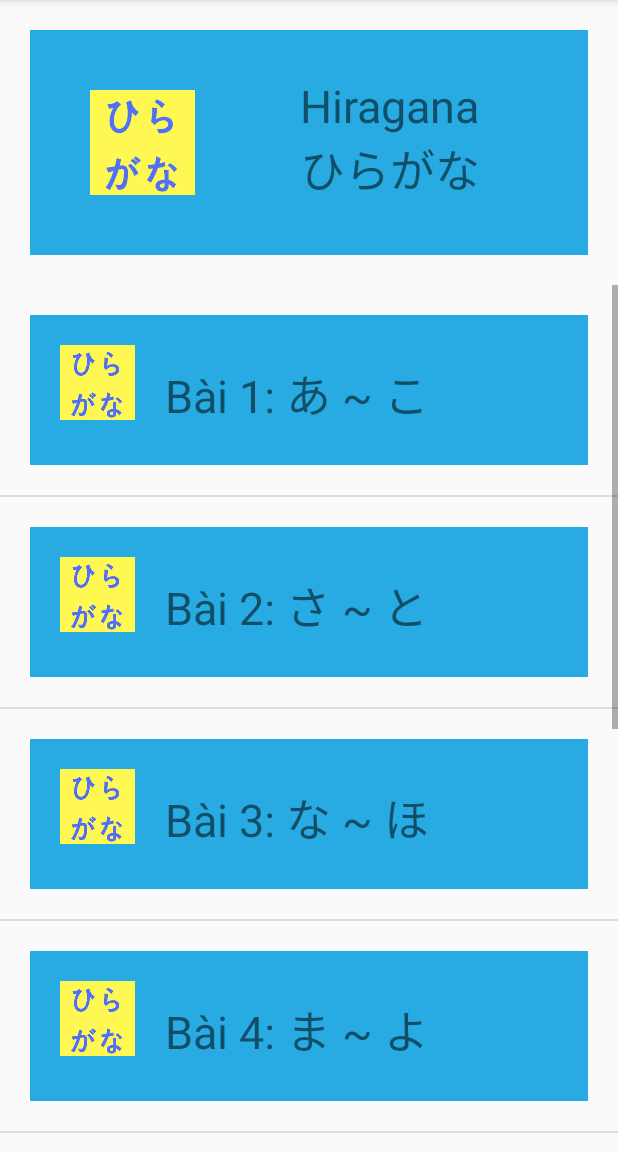
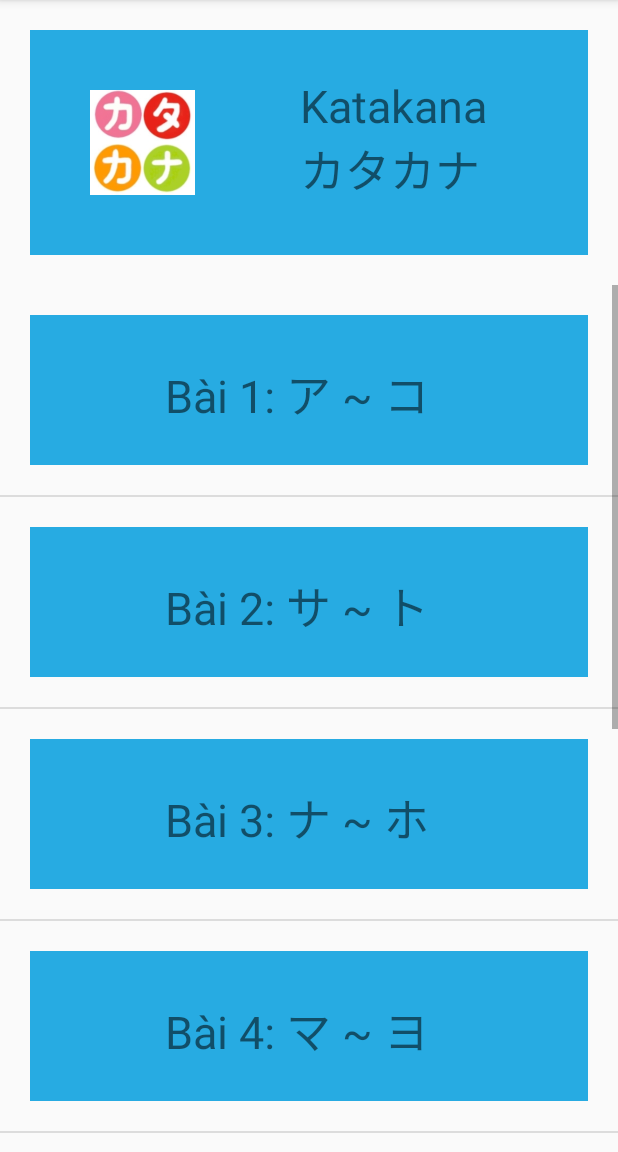
Before and after one commit to Hiendt1204/learnJapanese, an Android app: the screen it shows after launch (HiraganaActivity), after a tap on "KATAKANA", on a phone screen of 412 x 824 dp, the part 84-1236 px from its top. Run offline under Robolectric (Android 15) with nearby library versions, the phone set to English and light mode, and no system bars.

Commit message:
6_7_2018

```diff
--- a/app/src/main/java/com/example/duongthuhien/kltn/Adapter/Detail_MCCB_Adapter.java
+++ b/app/src/main/java/com/example/duongthuhien/kltn/Adapter/Detail_MCCB_Adapter.java
@@ -46,7 +46,6 @@ public class Detail_MCCB_Adapter extends ArrayAdapter {
         LayoutInflater inflater = this.context.getLayoutInflater();
         View row = inflater.inflate(this.resource,null);
 
-        btn_PlayMCCB=row.findViewById(R.id.btn_PlayMCCB);
         tv_JWord=row.findViewById(R.id.tv_Jword);
         tv_VWord=row.findViewById(R.id.tv_Vword);
         tv_PhienAm=row.findViewById(R.id.tv_PhienAm);
--- a/app/src/main/java/com/example/duongthuhien/kltn/MainActivity.java
+++ b/app/src/main/java/com/example/duongthuhien/kltn/MainActivity.java
@@ -78,18 +78,19 @@ public class MainActivity extends AppCompatActivity implements View.OnClickListe
 
     private void doClickBtn_Hiragana() {
         Intent intent=new Intent(MainActivity.this,HiraganaActivity.class);
-        intent.putExtra("btn_Hiragana",2);
+        intent.putExtra("A",2);
         startActivity(intent);
     }
 
     private void doClickBtn_Katakana() {
         Intent intent=new Intent(MainActivity.this,HiraganaActivity.class);
-        intent.putExtra("btn_Katakana",1);
+        intent.putExtra("A",1);
         startActivity(intent);
     }
 
     private void doClickBtn_Kanji() {
-        Intent intent=new Intent(MainActivity.this, KanjiActivity.class);
+        Intent intent=new Intent(MainActivity.this, HiraganaActivity.class);
+       // intent.putExtra("trangthaibtn",3);
         startActivity(intent);
     }
 
--- a/app/src/main/java/com/example/duongthuhien/kltn/hiragana/HiraganaActivity.java
+++ b/app/src/main/java/com/example/duongthuhien/kltn/hiragana/HiraganaActivity.java
@@ -4,13 +4,17 @@ import android.app.Fragment;
 import android.app.FragmentManager;
 import android.app.FragmentTransaction;
 import android.content.Intent;
+import android.media.Image;
 import android.support.v7.app.AppCompatActivity;
 import android.os.Bundle;
+import android.util.Log;
 import android.view.View;
 import android.widget.AdapterView;
 import android.widget.Button;
+import android.widget.ImageView;
 import android.widget.LinearLayout;
 import android.widget.ListView;
+import android.widget.TextView;
 
 import com.example.duongthuhien.kltn.Adapter.BaiHocH_adapter;
 import com.example.duongthuhien.kltn.Model.BaiHocH;
@@ -24,12 +28,21 @@ public class HiraganaActivity extends AppCompatActivity implements View.OnClickL
     ListView lv_BaihocHiragana;
     ArrayList<BaiHocH> dsBaiHoc;
     BaiHocH_adapter baiHocH_adapter;
+    int trangthaibtn;
     LinearLayout ll_BangChuCai;
+    TextView tv_BCCV;
+    TextView tv_BCCJ;
+    ImageView img_BCC;
+    ImageView img_BCCListview;
 
     @Override
     protected void onCreate(Bundle savedInstanceState) {
         super.onCreate(savedInstanceState);
         setContentView(R.layout.activity_hiragana);
+
+        Intent intent=getIntent();
+        trangthaibtn=intent.getIntExtra("A",-1);
+        Log.d("hiendt","HiraganaActivity trangthaibtn " + trangthaibtn);
 
         addControl();
 
@@ -37,19 +50,54 @@ public class HiraganaActivity extends AppCompatActivity implements View.OnClickL
     }
 
     private void addControl() {
+        img_BCCListview=findViewById(R.id.img_BCCListview);
+        img_BCC=findViewById(R.id.img_BCC);
+        tv_BCCJ=findViewById(R.id.tv_BCCJ);
+        tv_BCCV=findViewById(R.id.tv_BCCV);
         ll_BangChuCai = findViewById(R.id.ll_BangChuCai);
         lv_BaihocHiragana = findViewById(R.id.lv_BaihocHiragana);
-        dsBaiHoc = new ArrayList<>();
-        String[] stringArray = getResources().getStringArray(R.array.arrBaihoc_Hiragana);
 
-        for (int i = 0; i <= 7; i++) {
+        if (trangthaibtn==2){
+            img_BCCListview.setImageResource(R.drawable.iconhiragana);
+            img_BCC.setImageResource(R.drawable.iconhiragana);
+            tv_BCCV.setText("Hiragana");
+            tv_BCCJ.setText("ひらがな");
+            dsBaiHoc = new ArrayList<>();
+            String[] stringArray = getResources().getStringArray(R.array.arrBaihoc_Hiragana);
 
-            dsBaiHoc.add(new BaiHocH(stringArray[i]));
+            for (int i = 0; i <= 7; i++) {
+
+                dsBaiHoc.add(new BaiHocH(stringArray[i]));
+            }
+
+        }
+        else if (trangthaibtn==1){
+            //img_BCCListview.setImageResource(R.drawable.katakana);
+            img_BCC.setImageResource(R.drawable.katakana);
+            tv_BCCV.setText("Katakana");
+            tv_BCCJ.setText("カタカナ");
+            dsBaiHoc = new ArrayList<>();
+            String[] stringArray = getResources().getStringArray(R.array.arrBaihoc_Katakana);
+
+            for (int i = 0; i <= 7; i++) {
+
+                dsBaiHoc.add(new BaiHocH(stringArray[i]));
+            }
+
         }
 
         baiHocH_adapter = new BaiHocH_adapter(HiraganaActivity.this, R.layout.layout_listview, dsBaiHoc);
 
         lv_BaihocHiragana.setAdapter(baiHocH_adapter);
+        lv_BaihocHiragana.setOnItemClickListener(new AdapterView.OnItemClickListener() {
+            @Override
+            public void onItemClick(AdapterView<?> parent, View view, int position, long id) {
+                Intent intent=new Intent(HiraganaActivity.this, HBCCHiraganaActivity.class);
+                intent.putExtra("positionListview",position);
+                intent.putExtra("A",trangthaibtn);
+                startActivity(intent);
+            }
+        });
 
         ll_BangChuCai.setOnClickListener(this);
     }
@@ -58,6 +106,7 @@ public class HiraganaActivity extends AppCompatActivity implements View.OnClickL
     @Override
     public void onClick(View view) {
         Intent intent = new Intent(HiraganaActivity.this, BCCHiraganaActivity.class);
+        intent.putExtra("A",trangthaibtn);
         startActivity(intent);
 
     }
--- a/app/src/main/java/com/example/duongthuhien/kltn/kanji/KanjiActivity.java
+++ b/app/src/main/java/com/example/duongthuhien/kltn/kanji/KanjiActivity.java
@@ -10,6 +10,6 @@ public class KanjiActivity extends AppCompatActivity {
     @Override
     protected void onCreate(Bundle savedInstanceState) {
         super.onCreate(savedInstanceState);
-        setContentView(R.layout.activity_kanji);
+        setContentView(R.layout.activity_kanji2);
     }
 }
--- a/app/src/main/res/layout/activity_detail__mccb_.xml
+++ b/app/src/main/res/layout/activity_detail__mccb_.xml
@@ -6,6 +6,7 @@
     android:layout_height="match_parent"
     tools:context="com.example.duongthuhien.kltn.MCCB.Detail_MCCB_Activity">
     <ListView
+        android:layout_margin="10dp"
         android:id="@+id/lv_detailMCCB"
         android:layout_width="match_parent"
         android:layout_height="match_parent">
--- a/app/src/main/res/layout/activity_hiragana.xml
+++ b/app/src/main/res/layout/activity_hiragana.xml
@@ -13,25 +13,24 @@
         android:layout_margin="20dp"
         android:background="@color/colorHiragana">
         <ImageView
+            android:id="@+id/img_BCC"
             android:layout_width="70dp"
             android:layout_height="70dp"
-            android:layout_margin="40dp"
-            android:background="@drawable/iconhiragana"/>
+            android:layout_margin="40dp" />
         <LinearLayout
             android:layout_width="match_parent"
             android:layout_height="match_parent"
             android:layout_margin="30dp"
             android:orientation="vertical">
             <TextView
+                android:id="@+id/tv_BCCV"
                 android:layout_width="match_parent"
                 android:layout_height="40dp"
-                android:text="@string/HiraganaV"
                 android:textSize="30sp" />
             <TextView
+                android:id="@+id/tv_BCCJ"
                 android:layout_width="match_parent"
                 android:layout_height="70dp"
-
-                android:text="@string/HiraganaJ"
                 android:textSize="30sp"/>
         </LinearLayout>
 
--- a/app/src/main/res/layout/item_detail_mccb.xml
+++ b/app/src/main/res/layout/item_detail_mccb.xml
@@ -12,14 +12,14 @@
         android:textSize="25dp"/>
     <LinearLayout
         android:layout_width="match_parent"
-        android:layout_height="40dp"
+        android:layout_height="50dp"
         android:orientation="horizontal">
         <TextView
             android:id="@+id/tv_PhienAm"
             android:layout_width="350dp"
             android:layout_height="50dp"
             android:textSize="25dp"/>
-        <Button
+        <ImageView
             android:id="@+id/btn_PlayMCCB"
             android:layout_width="40dp"
             android:layout_height="40dp"
--- a/app/src/main/res/layout/layout_listview.xml
+++ b/app/src/main/res/layout/layout_listview.xml
@@ -13,10 +13,10 @@
         android:layout_margin="20dp"
         android:background="@color/colorHiragana">
         <ImageView
+            android:id="@+id/img_BCCListview"
             android:layout_width="50dp"
             android:layout_height="50dp"
-            android:layout_margin="20dp"
-            android:background="@drawable/iconhiragana"/>
+            android:layout_margin="20dp" />
         <LinearLayout
             android:layout_width="match_parent"
             android:layout_height="match_parent"
```
Also changed, not shown: app/src/main/java/com/example/duongthuhien/kltn/Adapter/BaiHocH_adapter.java (+1 -12 lines), app/src/main/java/com/example/duongthuhien/kltn/MCCB/Detail_MCCB_Activity.java (+7 -19 lines), app/src/main/java/com/example/duongthuhien/kltn/hiragana/BCCHiraganaActivity.java (+21 -2 lines), app/src/main/java/com/example/duongthuhien/kltn/hiragana/HBCCHiraganaActivity.java (+42 -30 lines), app/src/main/res/layout/activity_kanji.xml (+57 -6 lines), app/src/main/res/layout/activity_kanji2.xml (added, +52 -0 lines), app/src/main/res/drawable/iconkatakana.jpg, app/src/main/res/drawable/next.png (added), 1 other file.
